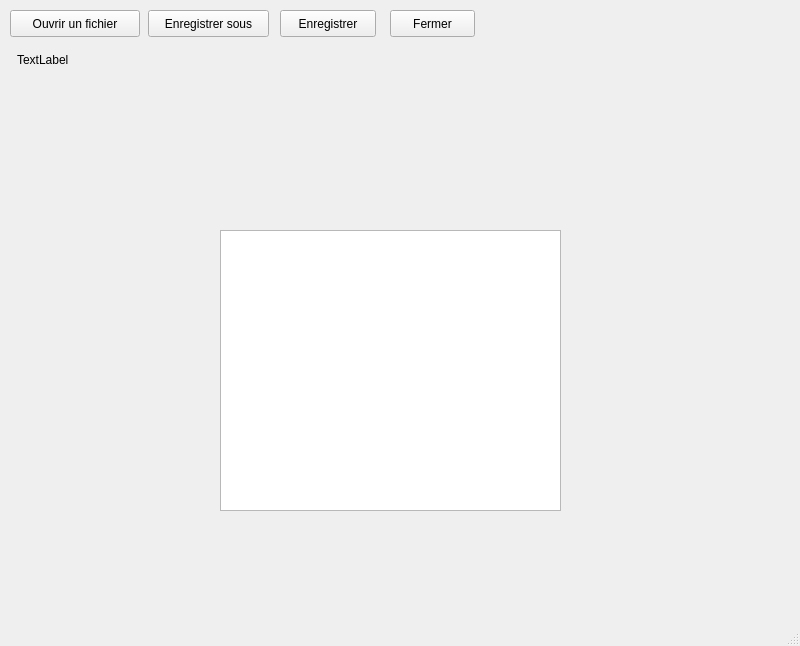
The window that edytor.ui (krockfr/gcode_edi) describes before a commit, drawn with Qt 5.
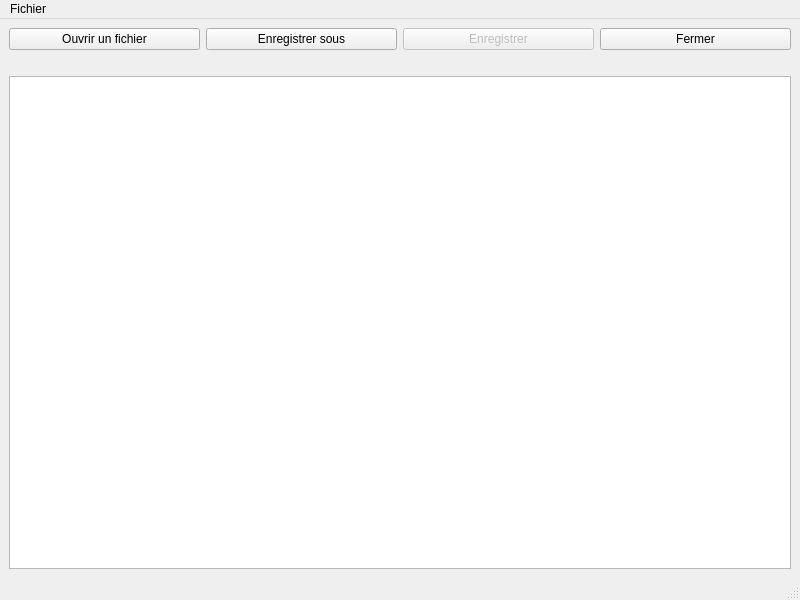
The same window after the commit.

The edit to the form file:
```diff
--- a/edytor.ui
+++ b/edytor.ui
@@ -7,88 +7,56 @@
     <x>0</x>
     <y>0</y>
     <width>800</width>
-    <height>646</height>
+    <height>600</height>
    </rect>
   </property>
   <property name="windowTitle">
    <string>Editeur Gcode</string>
   </property>
   <widget class="QWidget" name="centralwidget">
-   <widget class="QLabel" name="label_fichier_ouvert">
-    <property name="geometry">
-     <rect>
-      <x>17</x>
-      <y>50</y>
-      <width>761</width>
-      <height>20</height>
-     </rect>
-    </property>
-    <property name="text">
-     <string>TextLabel</string>
-    </property>
-   </widget>
+   <layout class="QGridLayout" name="gridLayout">
+    <item row="0" column="0">
    <widget class="QPushButton" name="boutton_ouvrir">
-    <property name="geometry">
-     <rect>
-      <x>10</x>
-      <y>10</y>
-      <width>130</width>
-      <height>27</height>
-     </rect>
-    </property>
     <property name="text">
      <string>Ouvrir un fichier</string>
     </property>
    </widget>
+    </item>
+    <item row="0" column="1">
+     <widget class="QPushButton" name="boutton_enregistrer_sous">
+      <property name="text">
+       <string>Enregistrer sous</string>
+      </property>
+     </widget>
+    </item>
+    <item row="0" column="2">
    <widget class="QPushButton" name="boutton_enregistrer">
-    <property name="geometry">
-     <rect>
-      <x>280</x>
-      <y>10</y>
-      <width>96</width>
-      <height>27</height>
-     </rect>
+      <property name="enabled">
+       <bool>false</bool>
     </property>
     <property name="text">
      <string>Enregistrer</string>
     </property>
    </widget>
+    </item>
+    <item row="0" column="3">
    <widget class="QPushButton" name="boutton_fermer">
-    <property name="geometry">
-     <rect>
-      <x>390</x>
-      <y>10</y>
-      <width>85</width>
-      <height>27</height>
-     </rect>
-    </property>
     <property name="text">
      <string>Fermer</string>
     </property>
    </widget>
-   <widget class="QTextEdit" name="editor_window">
-    <property name="geometry">
-     <rect>
-      <x>220</x>
-      <y>230</y>
-      <width>341</width>
-      <height>281</height>
-     </rect>
-    </property>
-   </widget>
-   <widget class="QPushButton" name="boutton_enregistrer_sous">
-    <property name="geometry">
-     <rect>
-      <x>148</x>
-      <y>10</y>
-      <width>121</width>
-      <height>27</height>
-     </rect>
-    </property>
+    </item>
+    <item row="1" column="0" colspan="4">
+     <widget class="QLabel" name="label_fichier_ouvert">
     <property name="text">
-     <string>Enregistrer sous</string>
-    </property>
-   </widget>
+       <string/>
+      </property>
+     </widget>
+    </item>
+    <item row="2" column="0" colspan="4">
+     <widget class="QTextEdit" name="editor_window"/>
+    </item>
+   </layout>
   </widget>
   <widget class="QMenuBar" name="menubar">
    <property name="geometry">
@@ -99,6 +67,16 @@
      <height>25</height>
     </rect>
    </property>
+   <widget class="QMenu" name="menuFichier">
+    <property name="title">
+     <string>Fichier</string>
+    </property>
+    <addaction name="actionOuvrir"/>
+    <addaction name="actionEnregistrer"/>
+    <addaction name="actionEnregistrer_sous"/>
+    <addaction name="actionQuitter"/>
+   </widget>
+   <addaction name="menuFichier"/>
   </widget>
   <widget class="QStatusBar" name="statusbar"/>
  </widget>
```
Left out of the diff: 20 changed lines with no effect on the pictures. Lines whose indentation alone changed are shown as unchanged.
